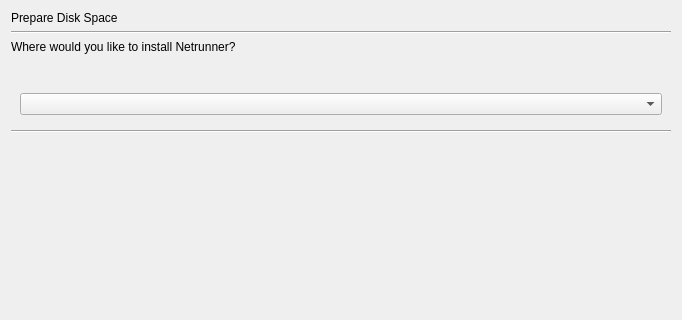
Above: gui/qt/stepPartAuto.ui from linuxmint/ubiquity before the change; both pictures show x 0 to 682 and y 0 to 320 of the 682 by 486 pixel window. Below: the same form after it.
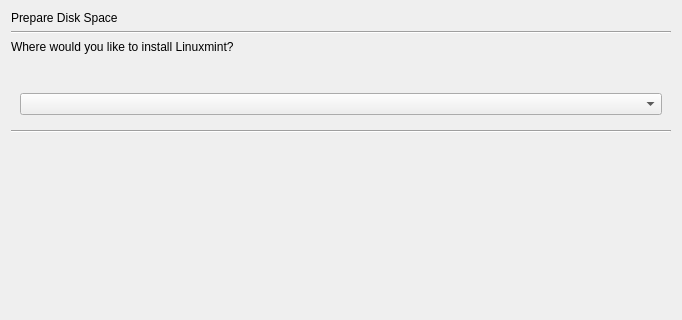
That is the form after the change.

What changed in the file:
```diff
--- a/gui/qt/stepPartAuto.ui
+++ b/gui/qt/stepPartAuto.ui
@@ -31,7 +31,7 @@
    <item>
     <widget class="QLabel" name="part_auto_comment_label">
      <property name="text">
-      <string>Where would you like to install Netrunner?</string>
+      <string>Where would you like to install Linuxmint?</string>
      </property>
     </widget>
    </item>
```
